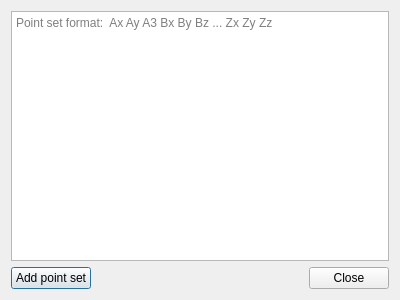
Before: the Qt Designer form Polyhedron/demo/Polyhedron/Plugins/IO/Add_point_set_dialog.ui in CGAL/cgal, drawn with Qt 5.
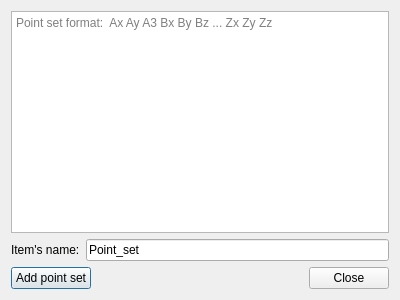
After: the same form once the commit is applied.

Commit message: Adds the possibility to choose the name of the point_sets and polylines created on the fly, but keeps the same counter.

```diff
--- a/Polyhedron/demo/Polyhedron/Plugins/IO/Add_point_set_dialog.ui
+++ b/Polyhedron/demo/Polyhedron/Plugins/IO/Add_point_set_dialog.ui
@@ -42,6 +42,24 @@
        </property>
       </widget>
      </item>
+     <item>
+      <layout class="QHBoxLayout" name="horizontalLayout_3">
+       <item>
+        <widget class="QLabel" name="label">
+         <property name="text">
+          <string>Item's name:</string>
+         </property>
+        </widget>
+       </item>
+       <item>
+        <widget class="QLineEdit" name="name_lineEdit">
+         <property name="text">
+          <string>Point_set</string>
+         </property>
+        </widget>
+       </item>
+      </layout>
+     </item>
      <item>
       <layout class="QHBoxLayout" name="horizontalLayout">
        <property name="sizeConstraint">
```
The commit also changes 3 other files.
